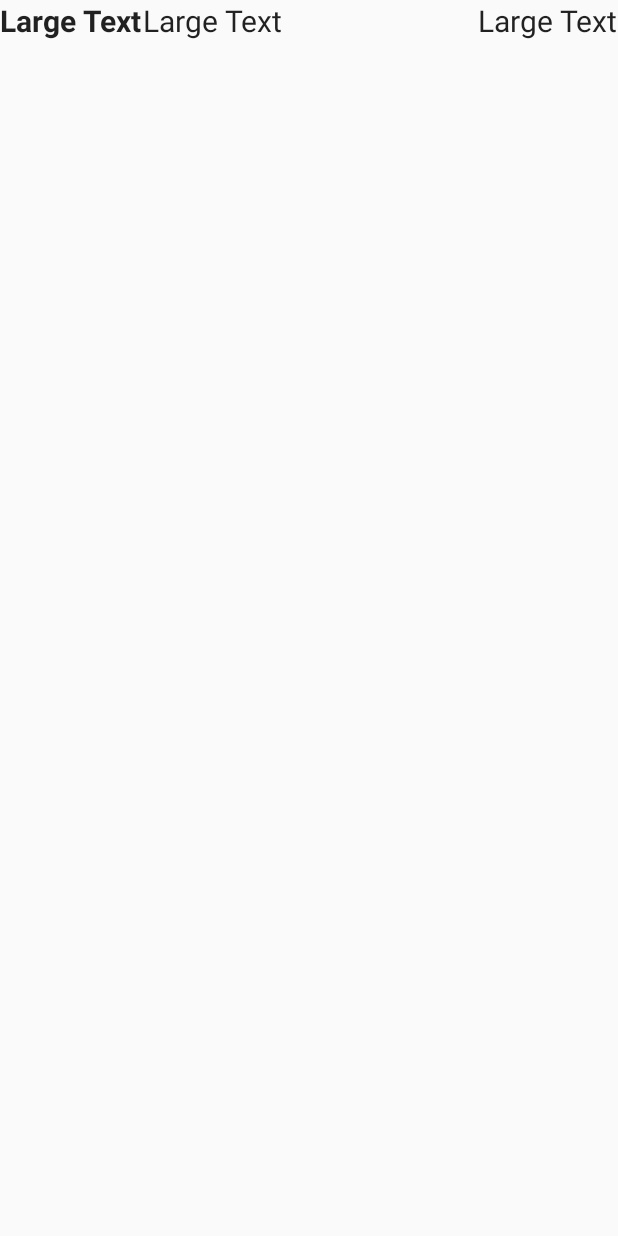
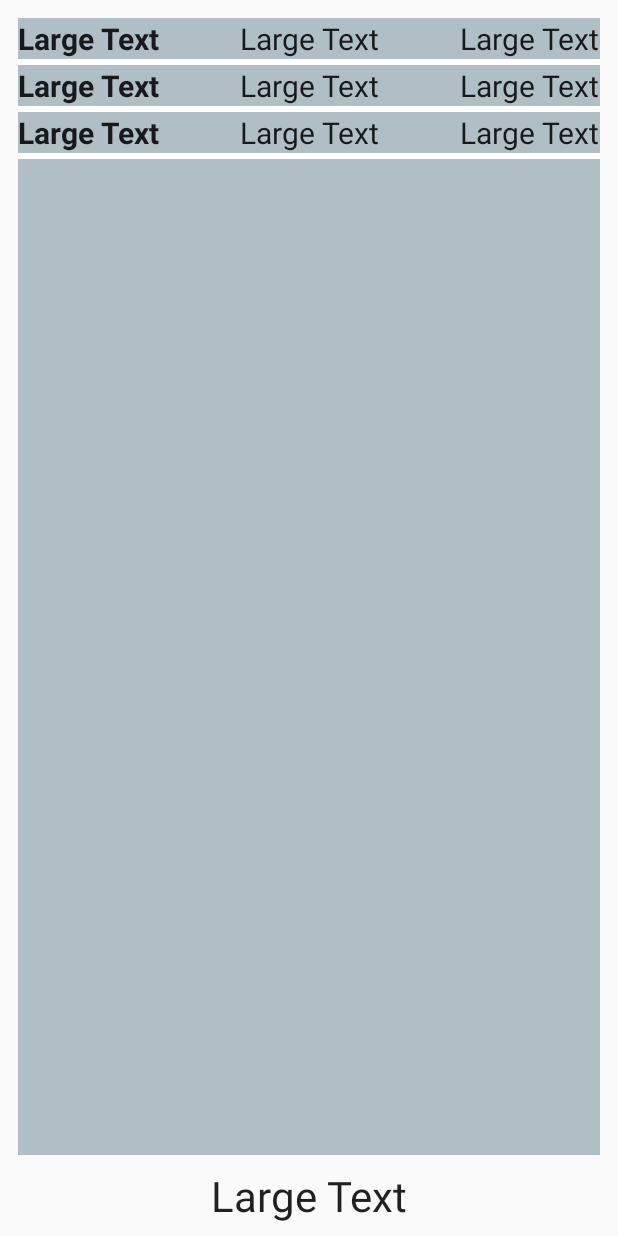
Before and after one commit to ishaanj/GetFreshApp, an Android app: the layout fragment_cart.xml on its own in the app's theme, with its tools: preview values and no code run, on a phone screen of 412 x 824 dp. Run offline under Robolectric (Android 15) with nearby library versions, the phone set to English and light mode, and no system bars.

Commit message:
Retooled CartFragment. Added a proper adapter to it. Fixed the connections to and from MainActivity. MainActivity code to remove the extra code which was not needed. Added proper navigation between the 2 fragments. Corrected the convertion of price. Fixed the CartFragment ListView to show the data properly. Fixed splash screen activity to move handler code to another thread. MainActivity code for UNDO operation on adding of items has been fixed.
Fixed a bug in UserLocationManager which causes a null to be returned.

```diff
--- a/app/src/main/res/layout/activity_main.xml
+++ b/app/src/main/res/layout/activity_main.xml
@@ -27,12 +27,6 @@
 
         </FrameLayout>
 
-        <fragment
-            android:layout_width="match_parent"
-            android:layout_height="wrap_content"
-            android:id="@+id/cart_display"
-            android:name="getfresh.com.getfreshapplication.fragment.CartFragment" />
-
         <!-- android:layout_gravity="start" tells DrawerLayout to treat
              this as a sliding drawer on the left side for left-to-right
              languages and on the right side for right-to-left languages.
--- a/app/src/main/res/layout/fragment_cart.xml
+++ b/app/src/main/res/layout/fragment_cart.xml
@@ -1,37 +1,32 @@
 <?xml version="1.0" encoding="utf-8"?>
 <RelativeLayout xmlns:android="http://schemas.android.com/apk/res/android"
-    android:orientation="vertical" android:layout_width="match_parent"
-    android:layout_height="match_parent">
+    xmlns:tools="http://schemas.android.com/tools"
+    android:layout_width="match_parent" android:layout_height="match_parent">
 
-    <TextView
-    android:layout_width="wrap_content"
-    android:layout_height="wrap_content"
-    android:textAppearance="?android:attr/textAppearanceLarge"
-    android:textStyle="bold"
-    android:text="Large Text"
-    android:id="@+id/cart_item_title"
-    android:layout_alignParentLeft="true"
-    android:layout_alignParentStart="true"
-    android:textSize="20sp" />
-
-    <TextView
-        android:layout_width="wrap_content"
-        android:layout_height="wrap_content"
-        android:gravity="center"
-        android:textAppearance="?android:attr/textAppearanceLarge"
-        android:text="Large Text"
-        android:id="@+id/cart_item_quantity"
-        android:textSize="20dp"
-        android:layout_toRightOf="@id/cart_item_title"/>
+    <ListView
+        android:layout_width="match_parent"
+        android:layout_height="match_parent"
+        android:id="@+id/cart_list"
+        android:layout_alignParentTop="true"
+        android:layout_alignParentLeft="true"
+        android:layout_alignParentStart="true"
+        tools:listitem="@layout/fragment_cart_list_item"
+        android:background="#B0BEC5"
+        android:divider="#FFFFFF"
+        android:dividerHeight="4dp"
+        android:layout_marginLeft="12dp"
+        android:layout_marginRight="12dp"
+        android:layout_marginTop="12dp"
+        android:layout_above="@+id/cart_total" />
 
     <TextView
         android:layout_width="wrap_content"
         android:layout_height="wrap_content"
         android:textAppearance="?android:attr/textAppearanceLarge"
         android:text="Large Text"
-        android:id="@+id/cart_item_price"
-        android:textSize="20dp"
-        android:layout_alignParentRight="true"
-        android:layout_alignParentEnd="true" />
-
+        android:id="@+id/cart_total"
+        android:layout_alignParentBottom="true"
+        android:layout_centerHorizontal="true"
+        android:layout_margin="8dp"
+        android:textSize="28dp" />
 </RelativeLayout>
--- /dev/null
+++ b/app/src/main/res/layout/fragment_cart_list_item.xml
@@ -0,0 +1,38 @@
+<?xml version="1.0" encoding="utf-8"?>
+<RelativeLayout xmlns:android="http://schemas.android.com/apk/res/android"
+    android:orientation="vertical" android:layout_width="match_parent"
+    android:layout_height="match_parent">
+
+    <TextView
+    android:layout_width="wrap_content"
+    android:layout_height="wrap_content"
+    android:textAppearance="?android:attr/textAppearanceLarge"
+    android:textStyle="bold"
+    android:text="Large Text"
+    android:id="@+id/cart_item_title"
+    android:layout_alignParentLeft="true"
+    android:layout_alignParentStart="true"
+    android:textSize="20sp" />
+
+    <TextView
+        android:layout_width="wrap_content"
+        android:layout_height="wrap_content"
+        android:gravity="center"
+        android:textAppearance="?android:attr/textAppearanceLarge"
+        android:text="Large Text"
+        android:id="@+id/cart_item_quantity"
+        android:textSize="20dp"
+        android:layout_alignParentTop="true"
+        android:layout_centerHorizontal="true" />
+
+    <TextView
+        android:layout_width="wrap_content"
+        android:layout_height="wrap_content"
+        android:textAppearance="?android:attr/textAppearanceLarge"
+        android:text="Large Text"
+        android:id="@+id/cart_item_price"
+        android:textSize="20dp"
+        android:layout_alignParentRight="true"
+        android:layout_alignParentEnd="true" />
+
+</RelativeLayout>
--- a/app/src/main/res/layout/fragment_main.xml
+++ b/app/src/main/res/layout/fragment_main.xml
@@ -14,10 +14,9 @@
         android:layout_alignParentLeft="true"
         android:layout_alignParentStart="true"
         tools:listitem="@layout/fragment_main_list_item"
-        android:layout_marginBottom="12dp"
         android:elevation="8dp"
         android:background="#B0BEC5"
-        android:divider="#ccccFF"
+        android:divider="#FFFFFF"
         android:dividerHeight="30dp" />
 
 </RelativeLayout>
```
Also changed, not shown: app/src/main/java/getfresh/com/getfreshapplication/CartArrayAdapter.java (deleted, +0 -62 lines), app/src/main/java/getfresh/com/getfreshapplication/MainActivity.java (+19 -32 lines), app/src/main/java/getfresh/com/getfreshapplication/SplashActivity.java (+11 -1 lines), app/src/main/java/getfresh/com/getfreshapplication/fragment/CartFragment.java (+122 -2 lines), app/src/main/java/getfresh/com/getfreshapplication/fragment/MainActivityFragment.java (+1 -14 lines), 2 other files.
